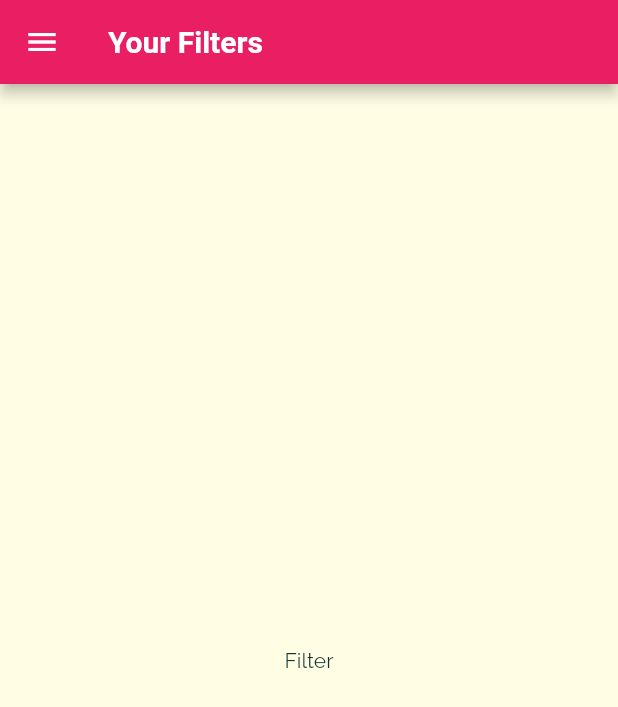
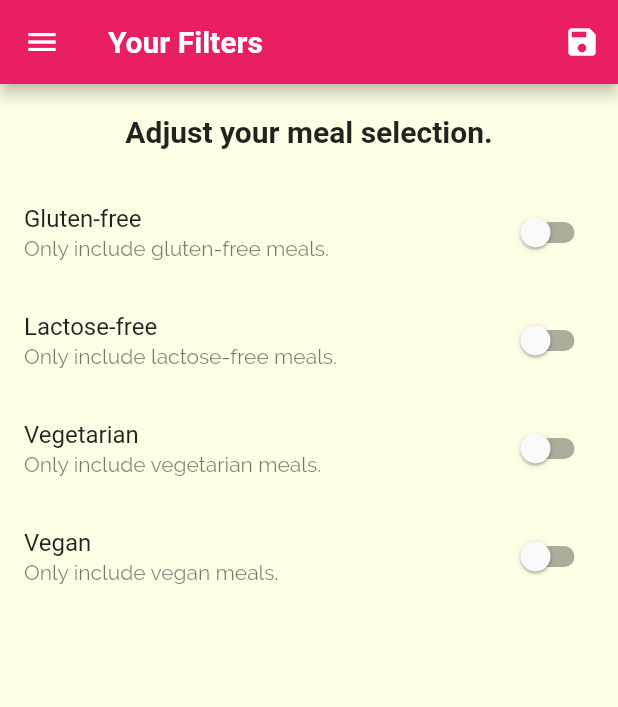
Before and after one commit to Zr99/Flutter_Meal_App, a Flutter app: the FilterScreen screen opened by its route, on a phone screen of 412 x 824 dp. Shown: the top 707 px of the screen. Run offline on Flutter 3.47's test engine with Material 2 defaults, Android fonts, the phone set to English and light mode, and no system bars; Roboto replaces fonts that are missing (RobotoCondensed); statements that could not run were skipped.

Commit message:
Filter Bugged

```diff
--- a/lib/main.dart
+++ b/lib/main.dart
@@ -1,5 +1,7 @@
 import 'package:flutter/material.dart';
 
+import './models/meal.dart';
+import './dummy_data.dart';
 import './screens/category_meals_screen.dart';
 import './screens/categories_screen.dart';
 import './screens/meal_detail_screen.dart';
@@ -10,7 +12,41 @@ void main() {
   runApp(MyApp());
 }
 
-class MyApp extends StatelessWidget {
+class MyApp extends StatefulWidget {
+  @override
+  State<MyApp> createState() => _MyAppState();
+}
+
+class _MyAppState extends State<MyApp> {
+  Map<String, bool> _filters = {
+    'gluten': false,
+    'lactose': false,
+    'vegan': false,
+    'vegatarian': false,
+  };
+  List<Meal> _avaialableMeals = DUMMY_MEALS;
+
+  void _setFilters(Map<String, bool> filterData) {
+    setState(() {
+      _filters = filterData;
+      _avaialableMeals = DUMMY_MEALS.where((meal) {
+        if (_filters['gluten']! && meal.isGlutenFree) {
+          return false;
+        }
+        if (_filters['lactose'] as bool && meal.isLactoseFree) {
+          return false;
+        }
+        if (_filters['vegan'] as bool && meal.isVegan) {
+          return false;
+        }
+        if (_filters['vegetarian'] as bool && meal.isVegetarian) {
+          return false;
+        }
+        return true;
+      }).toList();
+    });
+  }
+
   // This widget is the root of your application.
   @override
   Widget build(BuildContext context) {
@@ -39,9 +75,11 @@ class MyApp extends StatelessWidget {
       initialRoute: '/',
       routes: {
         '/': (context) => TabScreen(),
-        CategoryMealsScreen.routeName: (context) => CategoryMealsScreen(),
+        CategoryMealsScreen.routeName: (context) =>
+            CategoryMealsScreen(_avaialableMeals),
         MealDetailScreen.routeName: (context) => MealDetailScreen(),
-        FilterScreen.routeName:(context) => FilterScreen(),
+        FilterScreen.routeName: (context) =>
+            FilterScreen(_filters, _setFilters),
       },
       // onGenerateRoute: (settings) {
       //   print(settings.arguments);
--- a/lib/models/meal.dart
+++ b/lib/models/meal.dart
@@ -13,10 +13,11 @@ class Meal {
   final int duration;
   final Complexity complexity;
   final Affordability affordability;
-  final bool? isGlutenFree;
-  final bool? isLactoseFree;
-  final bool? isVegan;
-  final bool? isVegetarian;
+  final bool isGlutenFree;
+  final bool isLactoseFree;
+  final bool isVegan;
+  final bool isVegetarian;
+
 
   const Meal(
       {required this.id,
--- a/lib/screens/category_meals_screen.dart
+++ b/lib/screens/category_meals_screen.dart
@@ -1,12 +1,13 @@
 import 'package:flutter/material.dart';
 
-import '../dummy_data.dart';
+
 import '../widgets/meal_item.dart';
 import '../models/meal.dart';
 
 class CategoryMealsScreen extends StatefulWidget {
   static const routeName = 'category-meals';
-
+  final List<Meal> availableMeals;
+  CategoryMealsScreen(this.availableMeals);
   @override
   State<CategoryMealsScreen> createState() => _CategoryMealsScreenState();
 }
@@ -18,14 +19,13 @@ class _CategoryMealsScreenState extends State<CategoryMealsScreen> {
 
   @override
   void didChangeDependencies() {
-
-    if(!_loadedInitData){
+    if (!_loadedInitData) {
       final routeArgs =
           ModalRoute.of(context)?.settings.arguments as Map<String, String>;
 
       categoryTitle = routeArgs['title'];
       final categoryId = routeArgs['id'];
-    displayedMeals = DUMMY_MEALS.where((meal) {
+      displayedMeals = widget.availableMeals.where((meal) {
         return meal.categories!.contains(categoryId);
       }).toList();
       _loadedInitData = true;
--- a/lib/screens/favorites_screen.dart
+++ b/lib/screens/favorites_screen.dart
@@ -1,11 +1,10 @@
 import 'package:flutter/material.dart';
 
 class FavoritesScreen extends StatelessWidget {
-
   @override
   Widget build(BuildContext context) {
     return Center(
-      child: Text('The Favorites'),
+      child: Text('Add your favourites in here!'),
     );
   }
 }
--- a/lib/screens/filters_screen.dart
+++ b/lib/screens/filters_screen.dart
@@ -1,19 +1,112 @@
 import 'package:flutter/material.dart';
 
 import '../widgets/main_drawer.dart';
+import '../main.dart';
 
-class FilterScreen extends StatelessWidget {
+class FilterScreen extends StatefulWidget {
   static const routeName = '/filter';
+  final Function saveFilters;
+  final Map<String, bool> currentFilters;
+
+  FilterScreen(this.currentFilters, this.saveFilters);
+
+  @override
+  State<FilterScreen> createState() => _FilterScreenState();
+}
+
+class _FilterScreenState extends State<FilterScreen> {
+  bool _glutenFree = false;
+  bool _isVegetarian = false;
+  bool _isVegan = false;
+  bool _lactoseFree = false;
+
+  @override
+  initState() {
+    _glutenFree = widget.currentFilters['gluten'] as bool;
+    _lactoseFree = widget.currentFilters['lactose'] as bool;
+    _isVegan = widget.currentFilters['vegan'] as bool;
+    _isVegetarian = widget.currentFilters['vegetarian'] as bool;
+
+    super.initState();
+  }
+
+  Widget _buildSwitchListTile(String title, String description,
+      bool currentValue, Function updateValue) {
+    return SwitchListTile(
+      title: Text(title),
+      value: currentValue,
+      subtitle: Text(description),
+      //onChanged: (value){updateValue(value)},
+
+      onChanged: (value) => updateValue(value),
+    );
+  }
 
   @override
   Widget build(BuildContext context) {
     return Scaffold(
       appBar: AppBar(
         title: Text('Your Filters'),
+        actions: <Widget>[
+          IconButton(
+            icon: Icon(Icons.save),
+            onPressed: () {
+              final _selectedFilters = {
+                'gluten': _glutenFree,
+                'lactose': _lactoseFree,
+                'vegan': _isVegan,
+                'vegatarian': _isVegetarian,
+              };
+              widget.saveFilters(_selectedFilters);
+            },
+          ),
+        ],
       ),
       drawer: MainDrawer(),
-      body: Center(
-        child: Text('Filter'),
+      body: Column(
+        children: <Widget>[
+          Container(
+            padding: EdgeInsets.all(20),
+            child: Text(
+              'Adjust your meal selection.',
+              style: Theme.of(context).textTheme.titleLarge,
+            ),
+          ),
+          Expanded(
+            child: ListView(
+              children: <Widget>[
+                _buildSwitchListTile('Gluten-free',
+                    'Only include gluten-free meals.', _glutenFree, (newValue) {
+                  setState(() {
+                    _glutenFree = newValue;
+                  });
+                }),
+                _buildSwitchListTile(
+                    'Lactose-free',
+                    'Only include lactose-free meals.',
+                    _lactoseFree, (newValue) {
+                  setState(() {
+                    _lactoseFree = newValue;
+                  });
+                }),
+                _buildSwitchListTile(
+                    'Vegetarian',
+                    'Only include vegetarian meals.',
+                    _isVegetarian, (newValue) {
+                  setState(() {
+                    _isVegetarian = newValue;
+                  });
+                }),
+                _buildSwitchListTile(
+                    'Vegan', 'Only include vegan meals.', _isVegan, (newValue) {
+                  setState(() {
+                    _isVegan = newValue;
+                  });
+                }),
+              ],
+            ),
+          ),
+        ],
       ),
     );
   }
```
Lines whose indentation alone changed are shown as unchanged.
